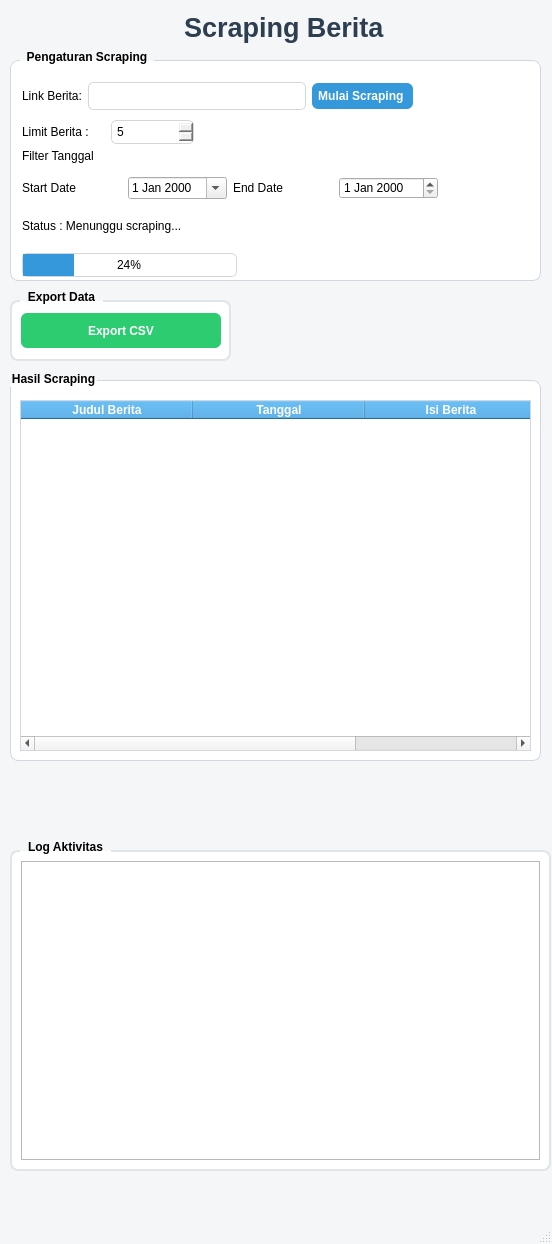
This is gui/layout.ui in RyhmnyRin/A5-Scrapping-Berita as Qt 5 draws it before an edit. The edited form follows.
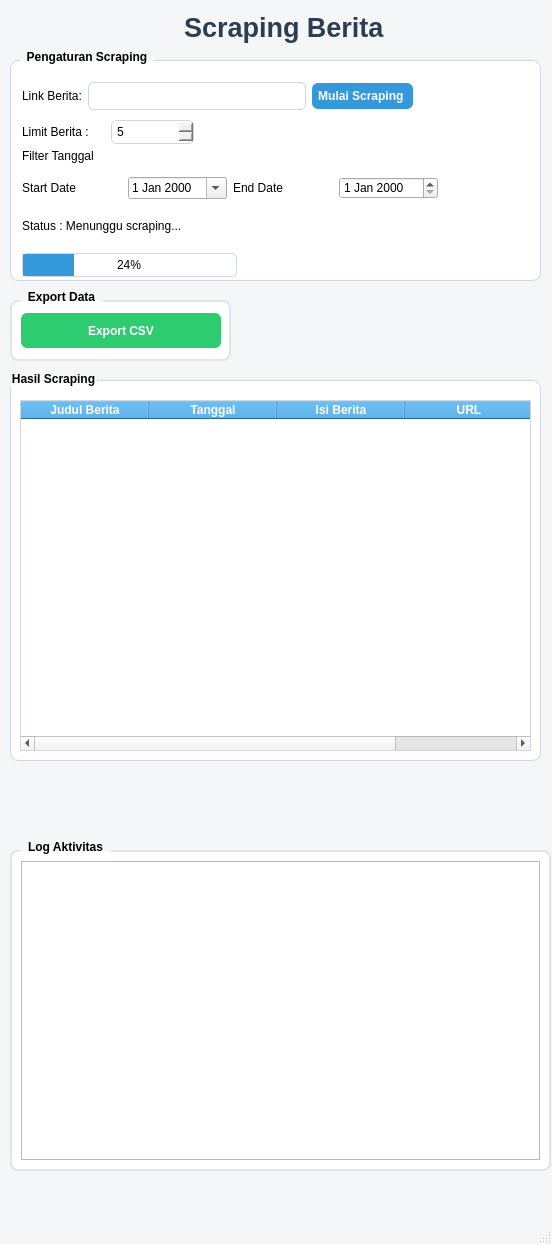
This is the edited form.

Commit message: fix: update scraper processing and GUI layout

```diff
--- a/gui/layout.ui
+++ b/gui/layout.ui
@@ -434,10 +434,10 @@
       <bool>true</bool>
      </property>
      <property name="columnCount">
-      <number>3</number>
+        <number>4</number>
      </property>
      <attribute name="horizontalHeaderDefaultSectionSize">
-      <number>172</number>
+        <number>128</number>
      </attribute>
      <column>
       <property name="text">
@@ -454,6 +454,11 @@
        <string>Isi Berita</string>
       </property>
      </column>
+    <column>
+     <property name="text">
+      <string>URL</string>
+     </property>
+    </column>
     </widget>
    </widget>
    <widget class="QLabel" name="judulAplikasi">
```
The commit also changes 3 other files.
